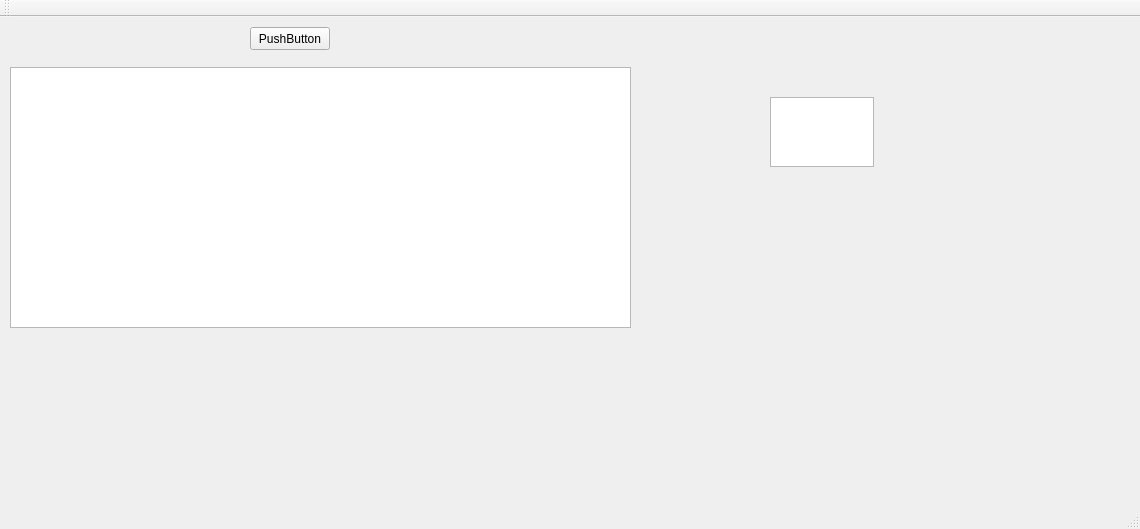
First picture: the form in mainwindow.ui, repository AndreyShamis/wipp, before the edit.
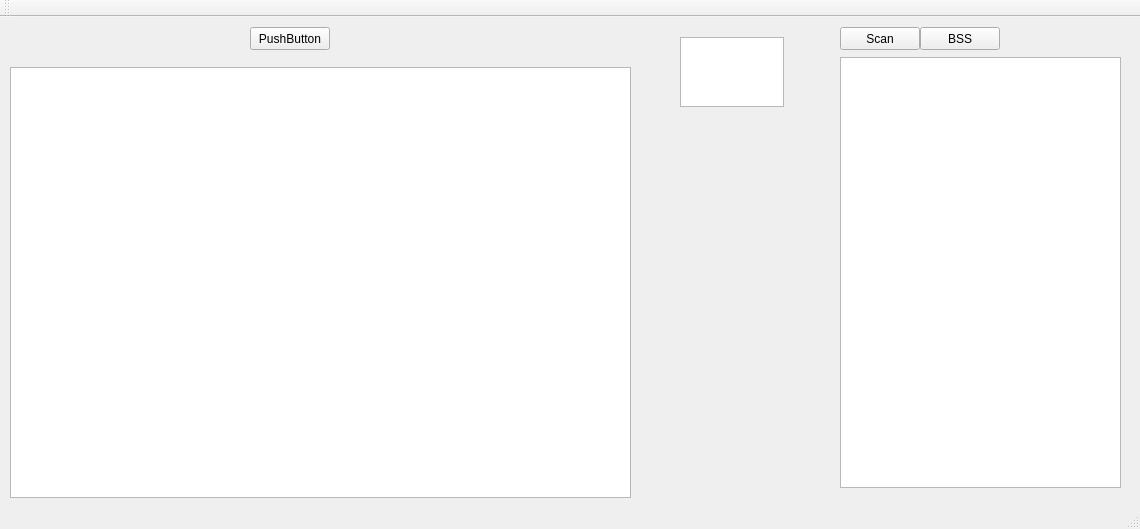
Second picture: the form after the edit.

Commit message: BSS Scan works

```diff
--- a/mainwindow.ui
+++ b/mainwindow.ui
@@ -33,20 +33,56 @@
       <x>10</x>
       <y>50</y>
       <width>621</width>
-      <height>261</height>
+      <height>431</height>
      </rect>
     </property>
    </widget>
    <widget class="QTextEdit" name="textEdit">
     <property name="geometry">
      <rect>
-      <x>770</x>
-      <y>80</y>
+      <x>680</x>
+      <y>20</y>
       <width>104</width>
       <height>70</height>
      </rect>
     </property>
    </widget>
+   <widget class="QListView" name="lstAP">
+    <property name="geometry">
+     <rect>
+      <x>840</x>
+      <y>40</y>
+      <width>281</width>
+      <height>431</height>
+     </rect>
+    </property>
+   </widget>
+   <widget class="QPushButton" name="btnGetBSS">
+    <property name="geometry">
+     <rect>
+      <x>920</x>
+      <y>10</y>
+      <width>80</width>
+      <height>23</height>
+     </rect>
+    </property>
+    <property name="text">
+     <string>BSS</string>
+    </property>
+   </widget>
+   <widget class="QPushButton" name="btnScanBSS">
+    <property name="geometry">
+     <rect>
+      <x>840</x>
+      <y>10</y>
+      <width>80</width>
+      <height>23</height>
+     </rect>
+    </property>
+    <property name="text">
+     <string>Scan</string>
+    </property>
+   </widget>
   </widget>
   <widget class="QMenuBar" name="menuBar">
    <property name="geometry">
```
The commit also changes 8 other files.
